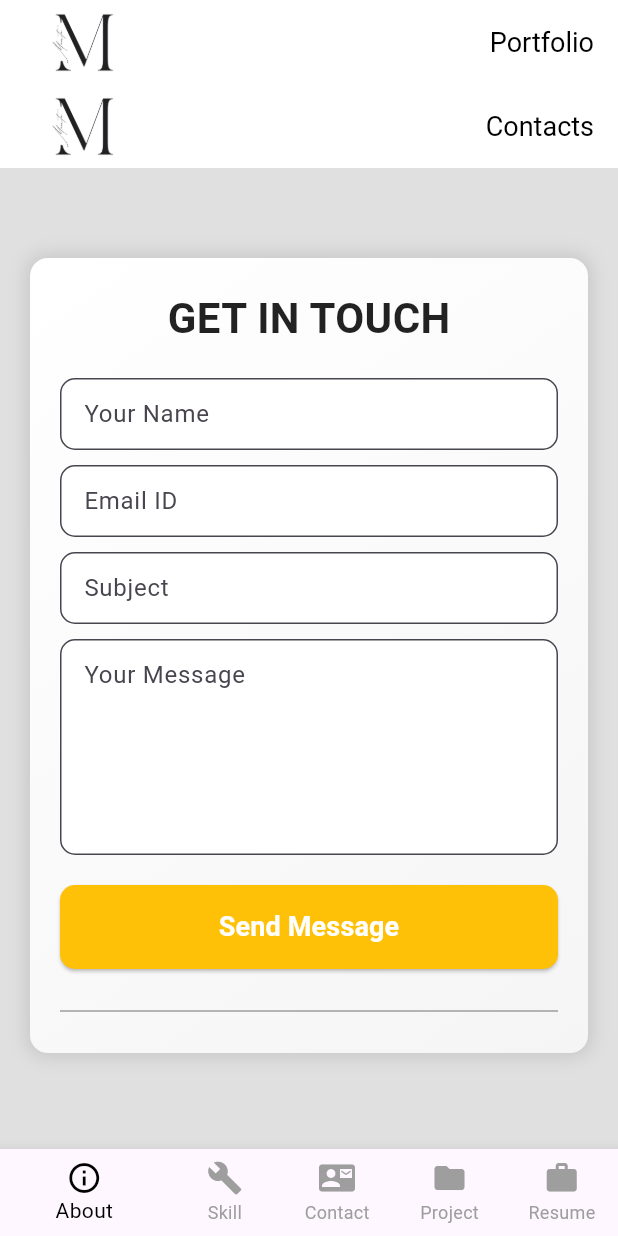
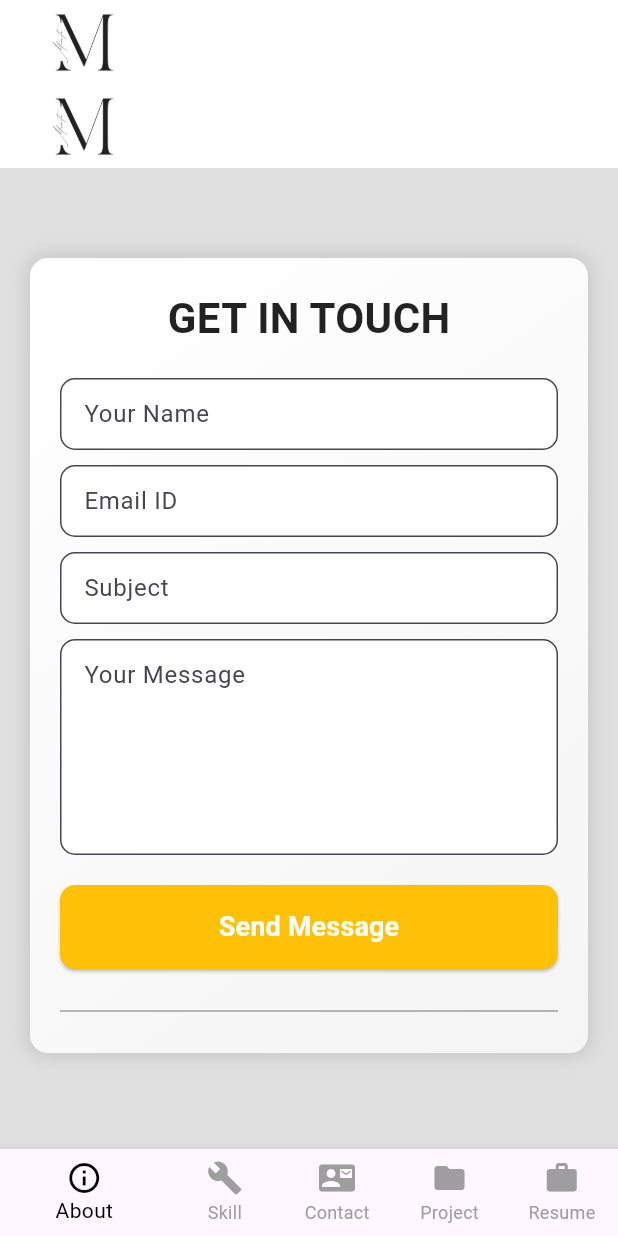
Before and after one commit to mamta2345/Portfolio, a Flutter app: the screen it shows after launch, swiped to page 3, on a phone screen of 412 x 824 dp. Run offline on Flutter 3.47's test engine with Material 3 defaults, Android fonts, the phone set to English and light mode, and no system bars; our stand-ins replace flutter_svg, font_awesome_flutter, get.

Commit message:
Update code

```diff
--- a/lib/Screens/AppBar/appbar.dart
+++ b/lib/Screens/AppBar/appbar.dart
@@ -3,12 +3,10 @@ import 'package:flutter/material.dart';
 
 class AppbarReusable extends StatelessWidget implements PreferredSizeWidget {
   final double screenWidth;
-  final String title;
 
   const AppbarReusable({
     super.key,
     required this.screenWidth,
-    required this.title,
   });
 
   @override
@@ -23,8 +21,6 @@ class AppbarReusable extends StatelessWidget implements PreferredSizeWidget {
         children: [
           reuseImage("assets/images/logo.png", 80, 80),
           const Spacer(),
-          Text(title,
-              style: const TextStyle(fontSize: 18)), // use the title here
         ],
       ),
       flexibleSpace: Container(
--- a/lib/Screens/Contact/contact.dart
+++ b/lib/Screens/Contact/contact.dart
@@ -12,7 +12,9 @@ class Contact extends StatelessWidget {
   Widget build(BuildContext context) {
     return Scaffold(
       appBar: MediaQuery.of(context).size.width < 600
-          ? const AppbarReusable(screenWidth: 600, title: "Contacts")
+          ? const AppbarReusable(
+              screenWidth: 600,
+            )
           : null,
       backgroundColor: Colors.grey.shade300,
       body: SafeArea(
--- a/lib/Screens/Home/correct_home.dart
+++ b/lib/Screens/Home/correct_home.dart
@@ -75,7 +75,9 @@ class _NewHomeState extends State<NewHome> with TickerProviderStateMixin {
                 ),
               ),
             )
-          : AppbarReusable(screenWidth: 600, title: "Portfolio"),
+          : AppbarReusable(
+              screenWidth: 600,
+            ),
       body: Column(
         children: [
           Expanded(
--- a/lib/Screens/Resume/resume.dart
+++ b/lib/Screens/Resume/resume.dart
@@ -12,7 +12,9 @@ class ResumePage extends StatelessWidget {
   @override
   Widget build(BuildContext context) {
     return Scaffold(
-      appBar: AppbarReusable(screenWidth: 600, title: "Resume"),
+      appBar: AppbarReusable(
+        screenWidth: 600,
+      ),
       body: SingleChildScrollView(
         padding: const EdgeInsets.symmetric(horizontal: 20, vertical: 24),
         child: Column(
--- a/lib/Skills/Skill.dart
+++ b/lib/Skills/Skill.dart
@@ -14,7 +14,9 @@ class _SkillState extends State<Skill> {
   @override
   Widget build(BuildContext context) {
     return Scaffold(
-      appBar: AppbarReusable(screenWidth: 600, title: "Skills"),
+      appBar: AppbarReusable(
+        screenWidth: 600,
+      ),
       body: Container(
         color: const Color.fromARGB(255, 211, 211, 211),
         child: Padding(
```
